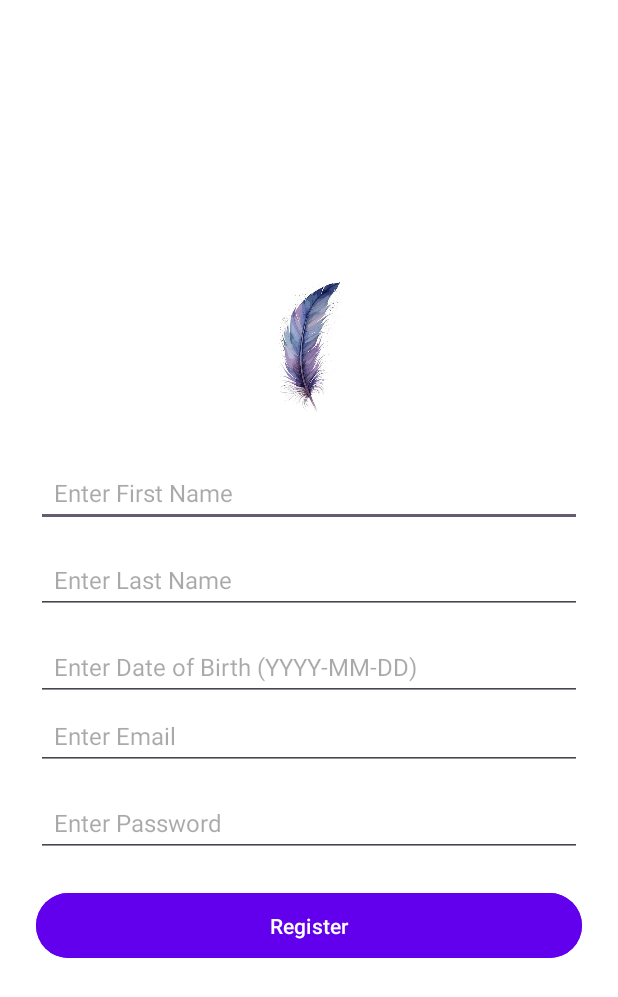
After one commit to lidiamadaras/Feather, an Android app built with Jetpack Compose: the RegisterActivity screen opened directly, with no data from a screen before it, on a phone screen of 412 x 824 dp. The commit adds this screen. Shown: the top 997 px of the screen. Run offline under Robolectric (Android 15) with nearby library versions, the light colour scheme and no system bars; our stand-ins replace Firebase (no records; nobody signed in at launch, a user with empty details on screens opened directly).

Commit message:
adding login and register logic

```diff
--- /dev/null
+++ b/app/src/main/res/layout/activity_register.xml
@@ -0,0 +1,76 @@
+<?xml version="1.0" encoding="utf-8"?>
+<LinearLayout
+    xmlns:android="http://schemas.android.com/apk/res/android"
+    android:layout_width="match_parent"
+    android:layout_height="match_parent"
+    android:orientation="vertical"
+    android:padding="24dp"
+    android:gravity="center"
+    android:background="@color/white">
+
+    <ImageView
+        android:id="@+id/logoImageView"
+        android:layout_width="100dp"
+        android:layout_height="100dp"
+        android:src="@drawable/logo"
+        android:contentDescription="@string/app_name"
+        android:layout_marginBottom="24dp"/>
+
+    <EditText
+        android:id="@+id/firstNameEditText"
+        android:layout_width="match_parent"
+        android:layout_height="wrap_content"
+        android:hint="Enter First Name"
+        android:inputType="textPersonName"
+        android:padding="12dp"
+        android:textSize="16sp"/>
+
+    <EditText
+        android:id="@+id/lastNameEditText"
+        android:layout_width="match_parent"
+        android:layout_height="wrap_content"
+        android:hint="Enter Last Name"
+        android:inputType="textPersonName"
+        android:padding="12dp"
+        android:textSize="16sp"
+        android:layout_marginTop="12dp"/>
+
+    <EditText
+        android:id="@+id/dateOfBirthEditText"
+        android:layout_width="match_parent"
+        android:layout_height="wrap_content"
+        android:hint="Enter Date of Birth (YYYY-MM-DD)"
+        android:inputType="date"
+        android:padding="12dp"
+        android:textSize="16sp"
+        android:layout_marginTop="12dp"/>
+
+    <EditText
+        android:id="@+id/emailEditText"
+        android:layout_width="match_parent"
+        android:layout_height="wrap_content"
+        android:hint="Enter Email"
+        android:inputType="textEmailAddress"
+        android:padding="12dp"
+        android:textSize="16sp"/>
+
+    <EditText
+        android:id="@+id/passwordEditText"
+        android:layout_width="match_parent"
+        android:layout_height="wrap_content"
+        android:hint="Enter Password"
+        android:inputType="textPassword"
+        android:padding="12dp"
+        android:textSize="16sp"
+        android:layout_marginTop="12dp"/>
+
+    <Button
+        android:id="@+id/registerButton"
+        android:layout_width="match_parent"
+        android:layout_height="wrap_content"
+        android:text="Register"
+        android:backgroundTint="@color/purple_500"
+        android:textColor="@color/white"
+        android:padding="12dp"
+        android:layout_marginTop="20dp"/>
+</LinearLayout>
```
Also changed, not shown: app/src/main/AndroidManifest.xml (+10 -2 lines), app/src/main/java/com/example/feather/activities/AuthActivity.kt (+16 -6 lines), app/src/main/java/com/example/feather/activities/MainActivity.kt (+16 -0 lines), app/src/main/java/com/example/feather/activities/RegisterActivity.kt (added, +126 -0 lines), app/src/main/res/layout/activity_auth.xml (added, +63 -0 lines).
